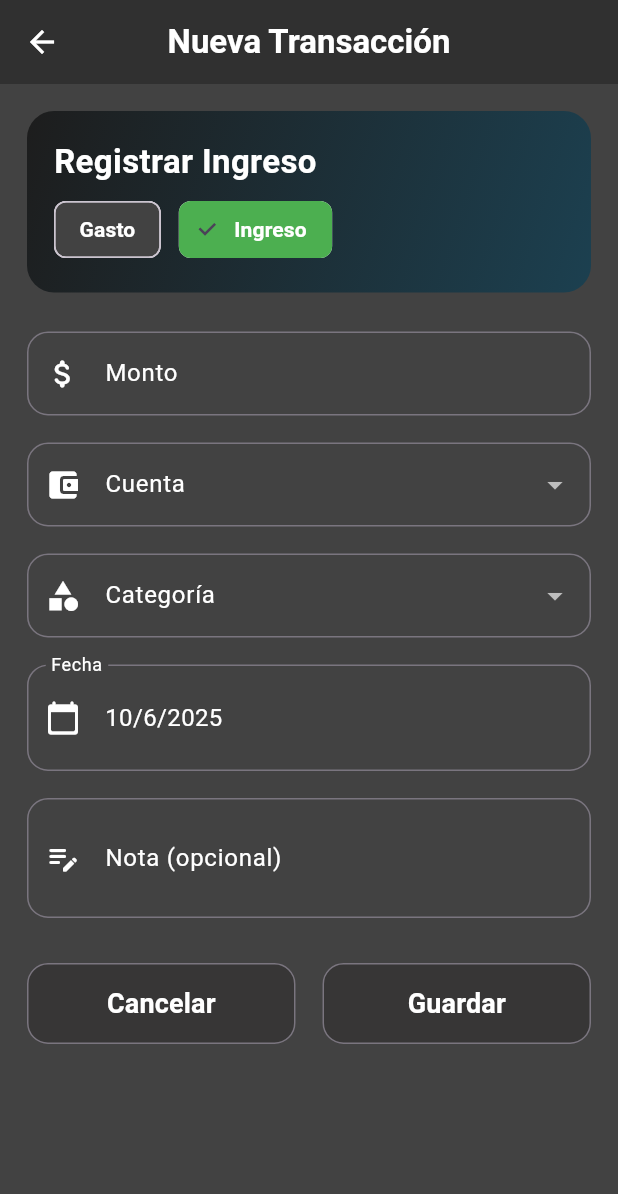
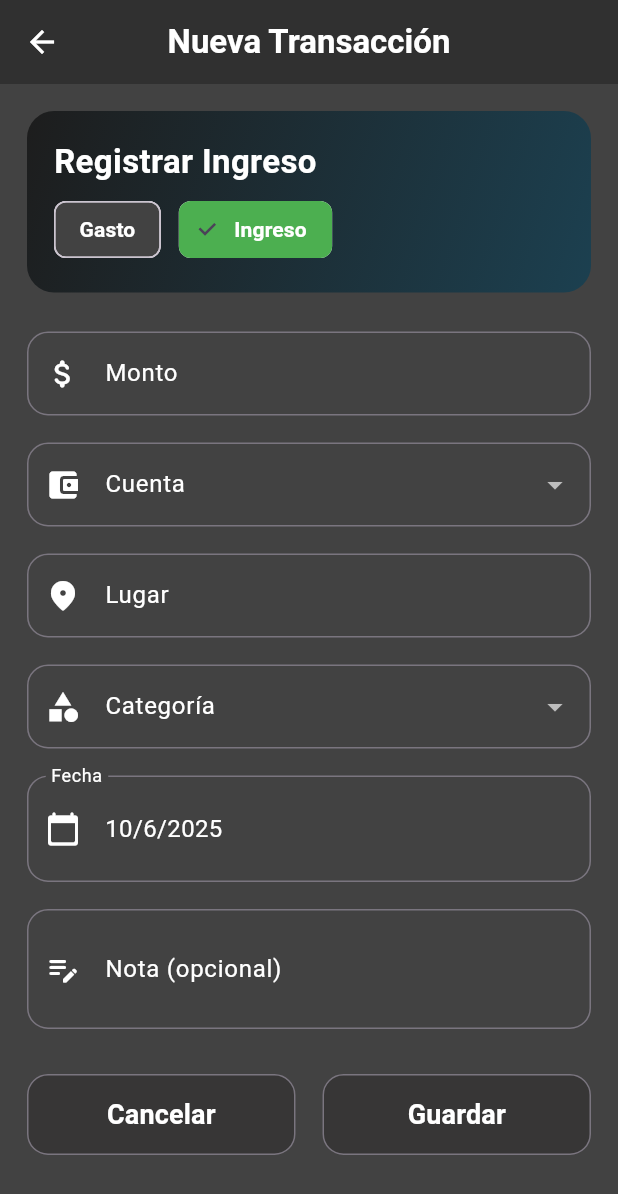
Before and after one commit to trixarg-bot/App_Chreosis, a Flutter app: the CreateTransactionScreen screen opened directly, after a tap on "Ingreso", on a phone screen of 412 x 824 dp. Shown: the top 1194 px of the screen. Run offline on Flutter 3.47's test engine with Material 3 defaults, Android fonts, the phone set to English and light mode, and no system bars; our stand-ins replace fl_chart, flutter_dotenv, flutter_svg, logger, rive, shared_preferences and 2 more; accounts and stored records are empty.

Commit message:
feat: actualizar la base de datos a la versión 6 y agregar el campo 'lugar' a las transacciones

```diff
--- a/lib/db/database_helper.dart
+++ b/lib/db/database_helper.dart
@@ -44,7 +44,7 @@ class DatabaseHelper {
     final path = join(dbPath, filePath);
 
     //* Abre la base de datos, y si no existe, ejecuta la función _createDB
-    return await openDatabase(path, version: 5, onCreate: _createDB, onUpgrade: MigrationHelper.onUpgrade,);
+    return await openDatabase(path, version: 6, onCreate: _createDB, onUpgrade: MigrationHelper.onUpgrade,);
   }
 
   //* Esta función se ejecuta SOLO la primera vez que se crea la base de datos
@@ -87,7 +87,7 @@ class DatabaseHelper {
           UNIQUE(user_id, name)
         );
       ''');
-
+    //TODO: AGREGAR LUGAR A LA TABLA DE TRANSACCIONES
     // Crea tabla de transacciones (movimientos financieros)
     await db.execute('''
       CREATE TABLE transacciones (
@@ -95,6 +95,7 @@ class DatabaseHelper {
         user_id INTEGER NOT NULL,
         category_id INTEGER NOT NULL,
         account_id INTEGER NOT NULL,
+        place TEXT,
         date TEXT,
         amount REAL,
         type TEXT,
--- a/lib/db/migrations_helper.dart
+++ b/lib/db/migrations_helper.dart
@@ -82,5 +82,11 @@ class MigrationHelper {
       ''');
       logger.i('✅ Tabla "categorias" actualizada con icon_code');
     }
+
+    if (oldVersion < 6) {
+      logger.i('🔁 Migración v6: agregar lugar a transacciones');
+      await db.execute('ALTER TABLE transacciones ADD COLUMN place TEXT');
+      logger.i('✅ Tabla "transacciones" actualizada con lugar');
+    }
   }
 }
--- a/lib/models/transaccion.dart
+++ b/lib/models/transaccion.dart
@@ -1,8 +1,10 @@
+//TODO: AGREGAR LUGAR Al modelo de transaccion
 class Transaccion {
   final int? id;
   final int userId;
   final int categoryId;
   final int accountId;
+  final String? place;
   final String? date;
   final double amount;
   final String? type;
@@ -15,6 +17,7 @@ class Transaccion {
     required this.userId,
     required this.categoryId,
     required this.accountId,
+    this.place,
     this.date,
     required this.amount,
     this.type,
@@ -28,6 +31,7 @@ class Transaccion {
         userId: map['user_id'],
         categoryId: map['category_id'],
         accountId: map['account_id'],
+        place: map['place'],
         date: map['date'],
         amount: (map['amount'] as num?)?.toDouble() ?? 0.0,
         type: map['type'],
@@ -41,6 +45,7 @@ class Transaccion {
         'user_id': userId,
         'category_id': categoryId,
         'account_id': accountId,
+        'place': place,
         'date': date,
         'amount': amount,
         'type': type,
--- a/lib/screens/create_transaction_screen.dart
+++ b/lib/screens/create_transaction_screen.dart
@@ -358,6 +358,28 @@ class _CreateTransactionScreenState extends State<CreateTransactionScreen> {
                   },
                 ),
                 const SizedBox(height: 18),
+                TextFormField(
+                  style: const TextStyle(color: Colors.white),
+                  maxLines: 1,
+                  decoration: InputDecoration(
+                    labelText: 'Lugar',
+                    prefixIcon: const Icon(
+                      Icons.location_on_rounded,
+                      color: Colors.white,
+                    ),
+                    border: OutlineInputBorder(
+                      borderRadius: BorderRadius.circular(14),
+                    ),
+                    focusedBorder: OutlineInputBorder(
+                      borderRadius: BorderRadius.circular(14),
+                      borderSide: BorderSide(
+                        color: const Color.fromARGB(255, 255, 255, 255),
+                      ),
+                    ),
+                    labelStyle: TextStyle(color: Colors.white),
+                  ),
+                ),
+                const SizedBox(height: 18),
                 Consumer<CategoriaProvider>(
                   builder: (context, categoriaProvider, _) {
                     if (categoriaProvider.isLoading) {
```
